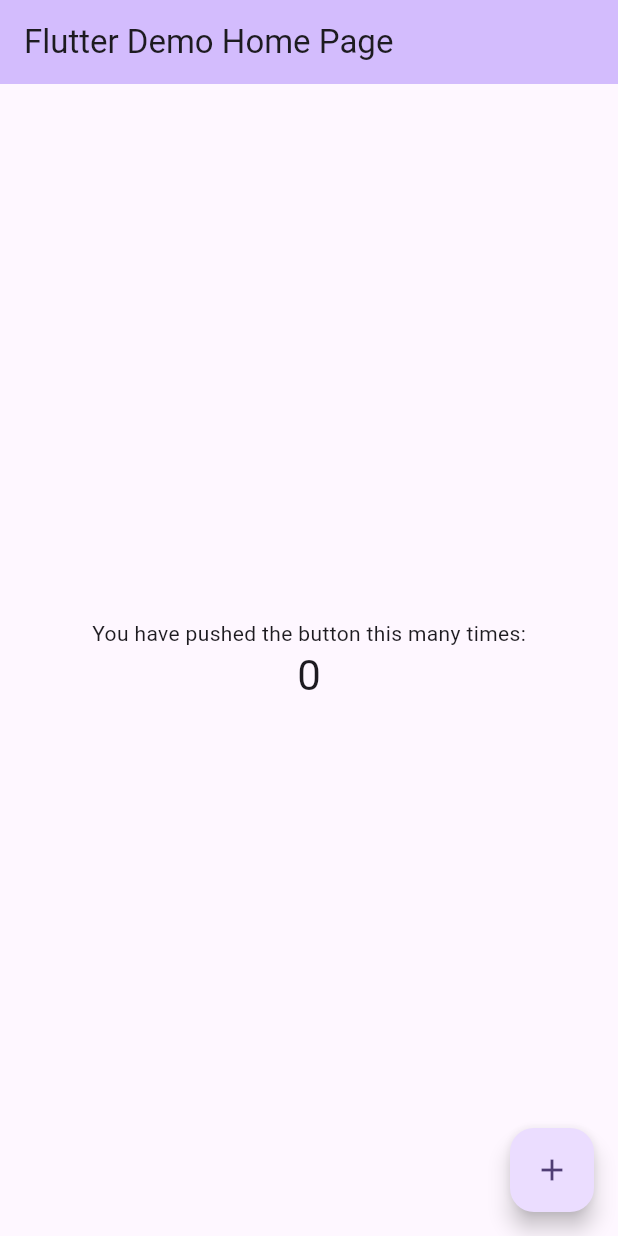
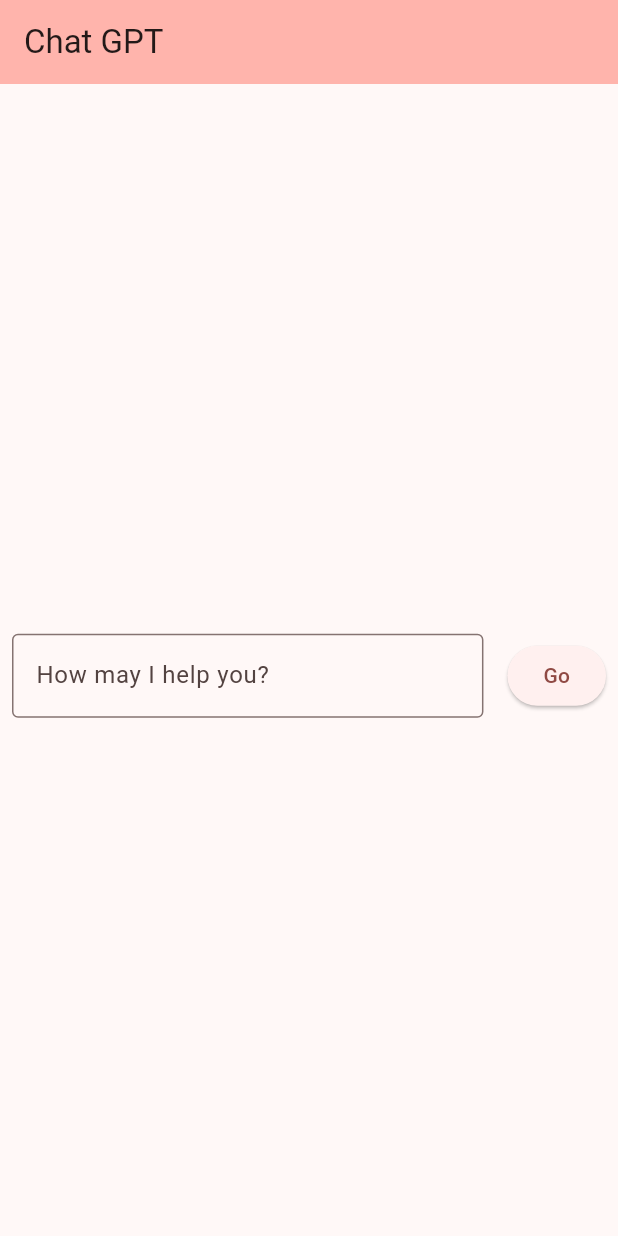
Before and after one commit to raeessattar/chatgpt, a Flutter app: the screen it shows after launch, on a phone screen of 412 x 824 dp. Run offline on Flutter 3.47's test engine with Material 3 defaults, Android fonts, the phone set to English and light mode, and no system bars; our stand-ins replace flutter_dotenv.

Commit message:
single command Chat GPT app is completed

```diff
--- /dev/null
+++ b/lib/api_calls.dart
@@ -0,0 +1,82 @@
+
+import 'package:http/http.dart' as http;
+import 'dart:convert';
+
+Future<ChatGPT> fetchData(String query, String? api_key) async {
+  Map<String, String> gptHeaders = {
+    'Authorization': 'Bearer $api_key',
+    'content-type': 'application/json'
+  };
+  Map<String, dynamic> gptBody = {
+    "model": "gpt-3.5-turbo",
+    "messages": [
+      {"role": "user", "content": "$query"}
+    ]
+  };
+
+  final response = await http.post(
+    Uri.parse('https://api.openai.com/v1/chat/completions'),
+    body: jsonEncode(gptBody),
+    headers: gptHeaders,
+  );
+
+  print(response.body);
+  return ChatGPT.fromJson(jsonDecode(response.body));
+}
+
+
+
+
+
+class ChatGPT {
+  final String object;
+  final ChatGPTmessage message;
+
+  const ChatGPT({required this.object, required this.message});
+
+  factory ChatGPT.fromJson(Map<String, dynamic> map) {
+    return ChatGPT(
+      object: map['object'],
+      message: (map['choices'])
+          .map<ChatGPTmessage>((e) => ChatGPTmessage.fromJson(e['message']))
+          .toList()[0],
+    );
+  }
+}
+
+class ChatGPTmessage {
+  final String role;
+  final String content;
+
+  const ChatGPTmessage({required this.role, required this.content});
+
+  factory ChatGPTmessage.fromJson(Map<String, dynamic> map) {
+    return ChatGPTmessage(role: map['role'], content: map['content']);
+  }
+}
+
+
+
+// {
+//     "id": "chatcmpl-91UxBX4nH4Ymi2UR4TgTlNpmuYTx3",
+//     "object": "chat.completion",
+//     "created": 1710144341,
+//     "model": "gpt-3.5-turbo-0125",
+//     "choices": [
+//         {
+//             "index": 0,
+//             "message": {
+//                 "role": "assistant",
+//                 "content": "The recent FIFA World Cup was held in 2018 and was won by the French national football team."
+//             },
+//             "logprobs": null,
+//             "finish_reason": "stop"
+//         }
+//     ],
+//     "usage": {
+//         "prompt_tokens": 16,
+//         "completion_tokens": 21,
+//         "total_tokens": 37
+//     },
+//     "system_fingerprint": "fp_4f0b692a78"
+// }
--- a/lib/main.dart
+++ b/lib/main.dart
@@ -1,6 +1,14 @@
+import 'dart:io';
+
+import 'package:chatgpt/api_calls.dart';
 import 'package:flutter/material.dart';
+import 'package:flutter_dotenv/flutter_dotenv.dart';
 
-void main() {
+String? apiKey;
+void main() async {
+  await dotenv.load(fileName: ".env");
+  apiKey = dotenv.env["API_KEY"];
+
   runApp(const MyApp());
 }
 
@@ -11,12 +19,13 @@ class MyApp extends StatelessWidget {
   @override
   Widget build(BuildContext context) {
     return MaterialApp(
-      title: 'Flutter Demo',
+      title: 'Chat GPT App',
       theme: ThemeData(
-        colorScheme: ColorScheme.fromSeed(seedColor: Colors.deepPurple),
+        colorScheme:
+            ColorScheme.fromSeed(seedColor: Color.fromARGB(255, 105, 15, 15)),
         useMaterial3: true,
       ),
-      home: const MyHomePage(title: 'Flutter Demo Home Page'),
+      home: const MyHomePage(title: 'Chat GPT'),
     );
   }
 }
@@ -30,12 +39,10 @@ class MyHomePage extends StatefulWidget {
 }
 
 class _MyHomePageState extends State<MyHomePage> {
-  int _counter = 0;
-
+  final myController = TextEditingController();
+  ChatGPT? data;
   void _incrementCounter() {
-    setState(() {
-      _counter++;
-    });
+    setState(() {});
   }
 
   @override
@@ -49,21 +56,53 @@ class _MyHomePageState extends State<MyHomePage> {
         child: Column(
           mainAxisAlignment: MainAxisAlignment.center,
           children: <Widget>[
-            const Text(
-              'You have pushed the button this many times:',
-            ),
-            Text(
-              '$_counter',
-              style: Theme.of(context).textTheme.headlineMedium,
+            if(data?.message.content == null)
+              Text('')
+            else
+              Expanded(
+                child: SingleChildScrollView(
+                  child: Padding(
+                    padding: const EdgeInsets.symmetric(horizontal: 8, vertical: 16),
+                    child: Text(
+                      '${data?.message.content}',
+                    ),
+                  ),
+                ),
+              ),
+            Row(
+              children: [
+                Expanded(
+                  child: Padding(
+                    padding: EdgeInsets.symmetric(horizontal: 8, vertical: 16),
+                    child: TextField(
+                      decoration: InputDecoration(
+                        border: OutlineInputBorder(),
+                        hintText: 'How may I help you?',
+                      ),
+                      controller: myController,
+                    ),
+                  ),
+                ),
+                Padding(
+                  padding: EdgeInsets.symmetric(horizontal: 8, vertical: 16),
+                  child: ElevatedButton(
+                    child: const Text('Go'),
+                    onPressed: () async {
+                      data = await fetchData(myController.text, apiKey);
+                      setState(() {});
+                    },
+                  ),
+                )
+              ],
             ),
           ],
         ),
       ),
-      floatingActionButton: FloatingActionButton(
-        onPressed: _incrementCounter,
-        tooltip: 'Increment',
-        child: const Icon(Icons.add),
-      ),
+      // floatingActionButton: FloatingActionButton(
+      //   onPressed: _incrementCounter,
+      //   tooltip: 'Increment',
+      //   child: const Icon(Icons.add),
+      // ),
     );
   }
 }
--- a/pubspec.yaml
+++ b/pubspec.yaml
@@ -28,6 +28,8 @@ environment:
 # the latest version available on pub.dev. To see which dependencies have newer
 # versions available, run `flutter pub outdated`.
 dependencies:
+  http: ^1.2.0
+  flutter_dotenv: ^5.1.0
   flutter:
     sdk: flutter
 
@@ -59,7 +61,8 @@ flutter:
   uses-material-design: true
 
   # To add assets to your application, add an assets section, like this:
-  # assets:
+  assets:
+    - .env
   #   - images/a_dot_burr.jpeg
   #   - images/a_dot_ham.jpeg
 
```
Also changed, not shown: pubspec.lock, 1 other file.
